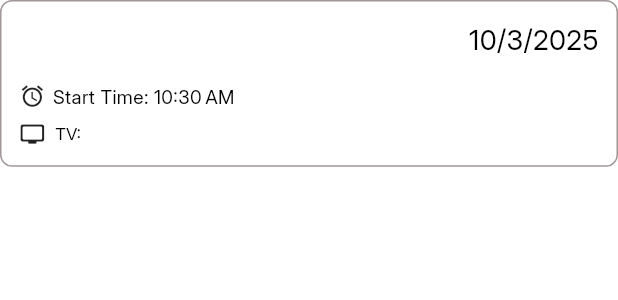
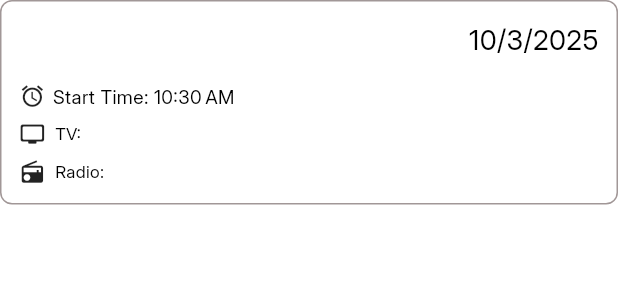
Before and after one commit to robiulsunnyemon/update_moto_gp_app, a Flutter app: the CustomEventCard widget shown alone on an empty page, opened directly with empty values, on a phone screen of 412 x 824 dp. Shown: the top 300 px of the screen. Run offline on Flutter 3.47's test engine with Material 3 defaults, Android fonts, the phone set to English and light mode, and no system bars; our stand-ins replace cloud_firestore, firebase_auth, firebase_core, firebase_messaging, flutter_svg, get and 2 more; missing offline and left inert: dart:ffi; accounts and stored records are empty; network calls fail; project files that could hold a hidden picture were left out.

Commit message:
update event card

```diff
--- a/lib/app/api_services/notification_api_service/notification_api_services.dart
+++ b/lib/app/api_services/notification_api_service/notification_api_services.dart
@@ -11,7 +11,7 @@ class NotificationApiService {
     String? fastAPIToken = await SharedPrefHelper.getToken();
     print("fastApIToke: $fastAPIToken");
     final response = await http.get(
-        Uri.parse('$baseUrl/notification_box/'),
+        Uri.parse('$baseUrl/notification_box/user/me'),
         headers: {
           'Content-Type': 'application/json',
           'Authorization': 'Bearer $fastAPIToken',
--- a/lib/app/modules/event/views/event_view.dart
+++ b/lib/app/modules/event/views/event_view.dart
@@ -27,7 +27,7 @@ class EventView extends GetView<EventController> {
                 vertical: screenWidth * 15 / 360,
               ),
               child: Text(
-                'Upcoming Events',
+                'All Events',
                 style: TextStyle(
                   color: Colors.black,
                   fontSize: screenWidth * 24 / 360,
@@ -42,7 +42,7 @@ class EventView extends GetView<EventController> {
               return SliverToBoxAdapter(
                 child: Padding(
                   padding: const EdgeInsets.all(8.0),
-                  child: Text("Upcoming Event is not available"),
+                  child: Text("Event is not available"),
                 ),
               );
             } else {
@@ -59,6 +59,7 @@ class EventView extends GetView<EventController> {
                         eventDate: eventData.startedAt,
                         eventLocation:eventData.location,
                         tvName: eventData.tvBroadcastChanel,
+                        radioName: eventData.radioBroadcastChanel,
                       ),
                     ),
                   );
--- a/lib/app/modules/racing_details/views/racing_details_view.dart
+++ b/lib/app/modules/racing_details/views/racing_details_view.dart
@@ -228,6 +228,7 @@ class RacingDetailsView extends GetView<RacingDetailsController> {
                       eventDate: event.startedAt,
                       eventLocation: event.location,
                       tvName: event.tvBroadcastChanel,
+                      radioName: event.radioBroadcastChanel,
                     ),
                   );
                 }, childCount: controller.selectedRace.value?.events.length),
--- a/lib/app/modules/widgets/custom_event_card.dart
+++ b/lib/app/modules/widgets/custom_event_card.dart
@@ -5,7 +5,8 @@ class CustomEventCard extends StatelessWidget {
   final String eventLocation;
   final DateTime eventDate;
   final String tvName;
-  const CustomEventCard({super.key, required this.eventLocation, required this.eventDate, required this.tvName});
+  final String radioName;
+  const CustomEventCard({super.key, required this.eventLocation, required this.eventDate, required this.tvName,required this.radioName});
 
   @override
   Widget build(BuildContext context) {
@@ -95,6 +96,22 @@ class CustomEventCard extends StatelessWidget {
                     ),
                   ],
                 ),
+                Row(
+                  children: [
+                    Icon(Icons.radio,size:screenWidth*15/360,),
+                    SizedBox(width: 5,),
+                    Text(
+                      'Radio: $radioName',
+                      textAlign: TextAlign.center,
+                      style: TextStyle(
+                        color: Colors.black,
+                        fontSize: screenWidth*10/360,
+                        fontFamily: 'Inter',
+                        fontWeight: FontWeight.w400,
+                      ),
+                    ),
+                  ],
+                ),
               ],
             ),
           ],
```
Also changed, not shown: lib/app/modules/login/controllers/login_controller.dart (+0 -30 lines).
